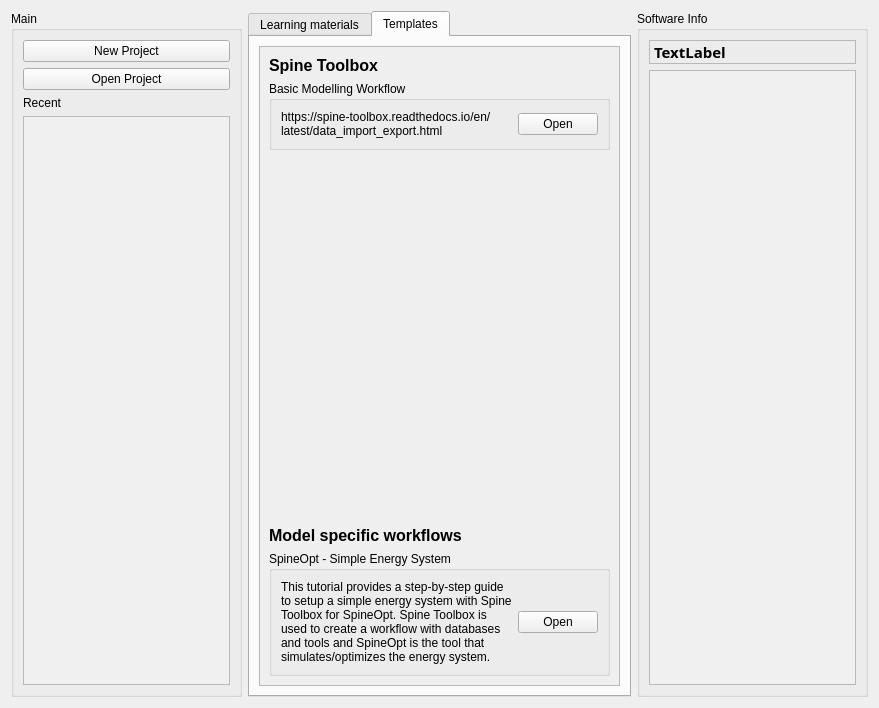
Above: spinetoolbox/ui/startup_box.ui from spine-tools/Spine-Toolbox before the change. Below: the same form after it.
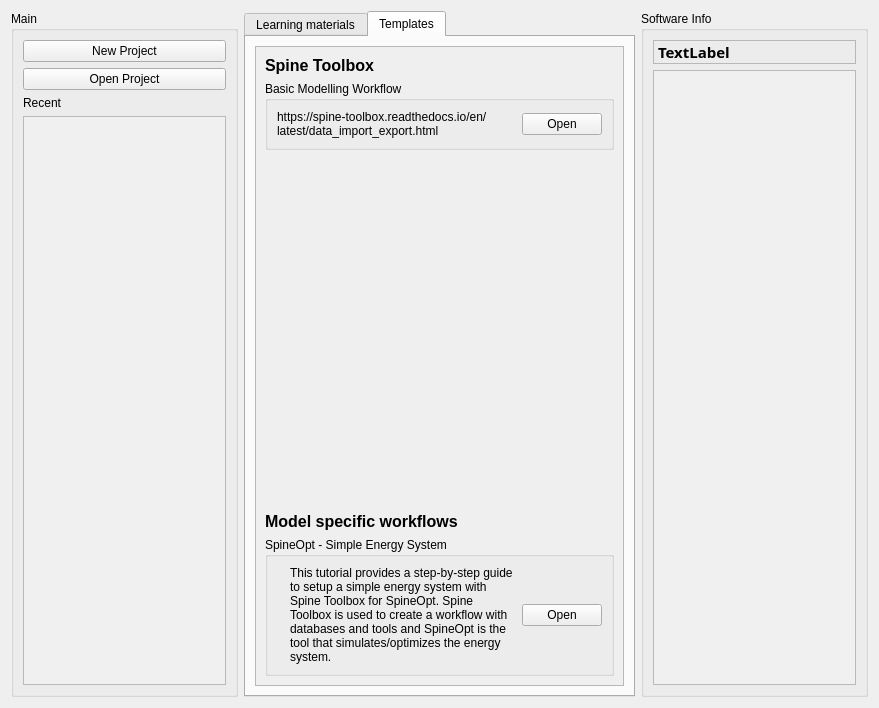
That is the form after the change. The open tabs and pages were chosen to show the change. Icons and pictures are not drawn.

```diff
--- a/spinetoolbox/ui/startup_box.ui
+++ b/spinetoolbox/ui/startup_box.ui
@@ -396,8 +396,8 @@
            <rect>
             <x>0</x>
             <y>0</y>
-            <width>251</width>
-            <height>440</height>
+            <width>341</width>
+            <height>641</height>
            </rect>
           </property>
           <layout class="QHBoxLayout" name="horizontalLayout_9">
@@ -496,7 +496,26 @@
                <property name="title">
                 <string>SpineOpt - Simple Energy System</string>
                </property>
-               <layout class="QHBoxLayout" name="horizontalLayout_8" stretch="0,0">
+               <layout class="QHBoxLayout" name="horizontalLayout_8" stretch="0,0,0">
+                <item>
+                 <widget class="QLabel" name="label_4">
+                  <property name="maximumSize">
+                   <size>
+                    <width>75</width>
+                    <height>75</height>
+                   </size>
+                  </property>
+                  <property name="text">
+                   <string/>
+                  </property>
+                  <property name="pixmap">
+                   <pixmap resource="resources/resources_icons.qrc">:/startupbox/startupbox_images/simple_system_schematic.png</pixmap>
+                  </property>
+                  <property name="scaledContents">
+                   <bool>true</bool>
+                  </property>
+                 </widget>
+                </item>
                 <item>
                  <widget class="QLabel" name="label_12">
                   <property name="text">
```
Left out of the diff: 2 changed lines with no effect on the pictures.
